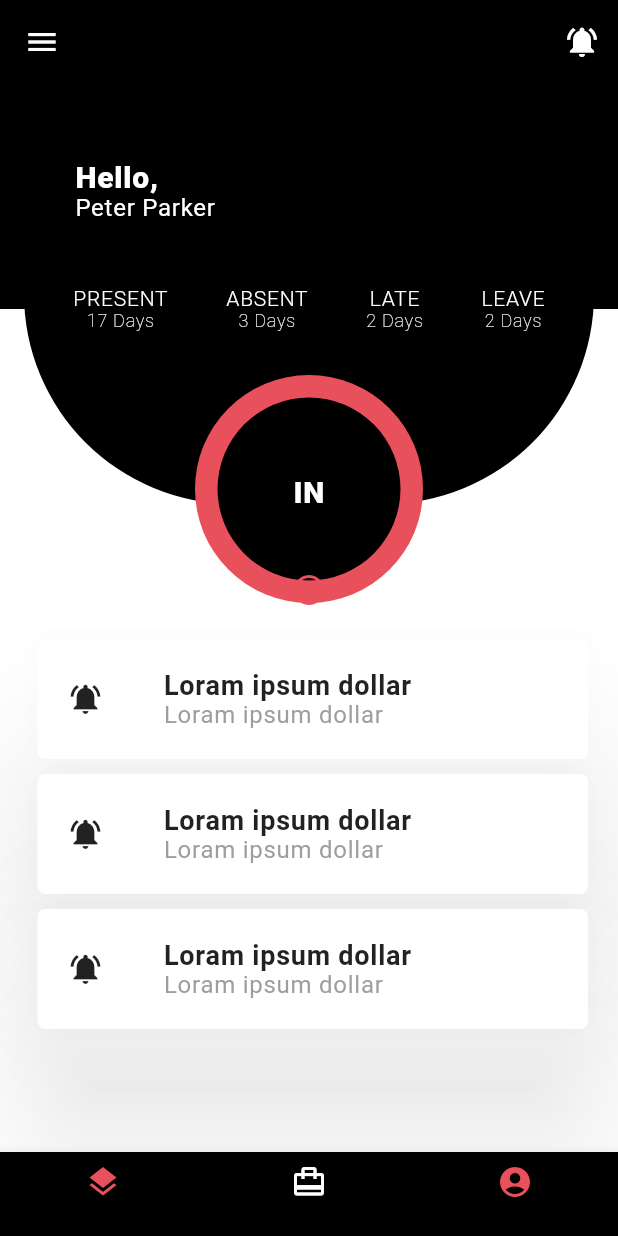
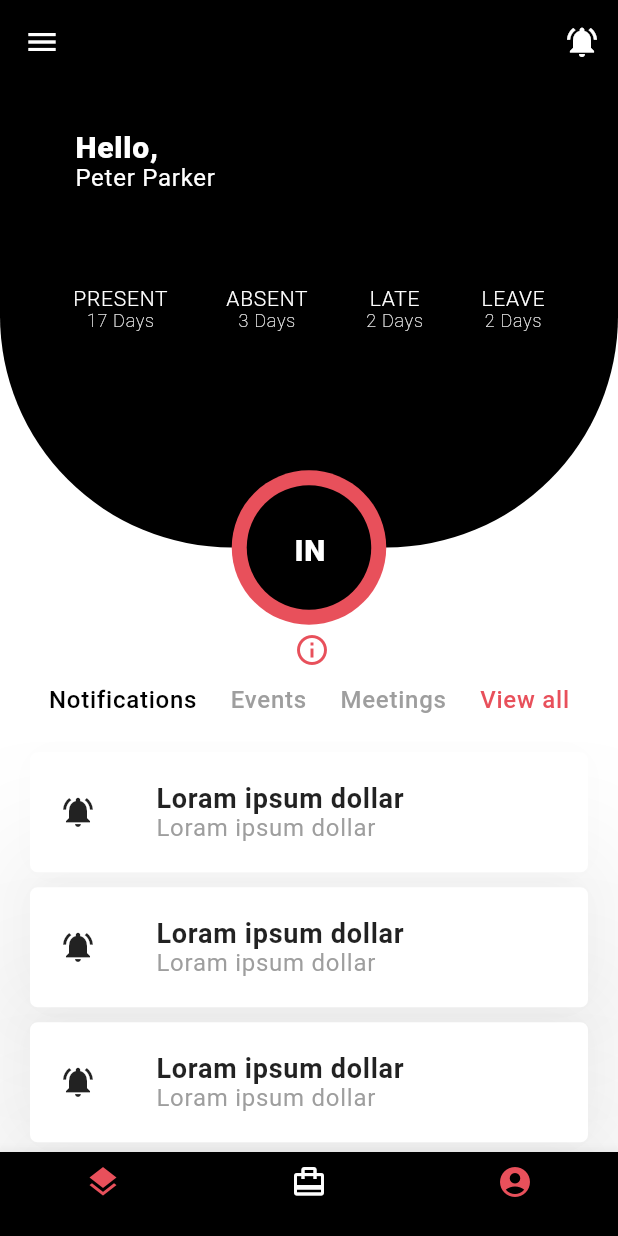
Before and after one commit to abir-cse/flutter-ui-stack, a Flutter app: the screen it shows after launch, on a phone screen of 412 x 824 dp. Run offline on Flutter 3.47's test engine with Material 2 defaults, Android fonts, the phone set to English and light mode, and no system bars.

Commit message:
responsive-ui

```diff
--- a/lib/main.dart
+++ b/lib/main.dart
@@ -1,4 +1,5 @@
 import 'package:flutter/material.dart';
+import 'package:flutter/services.dart';
 
 void main() {
   runApp(MaterialApp(
@@ -8,8 +9,25 @@ void main() {
 class MyApp extends StatelessWidget {
   @override
   Widget build(BuildContext context) {
+
+    SystemChrome.setPreferredOrientations([
+      DeviceOrientation.portraitUp,
+    ]);
+
     final screenHeight = MediaQuery.of(context).size.height;
     final screenWidth = MediaQuery.of(context).size.width;
+    final c3_marginTop = (3*screenWidth/4)-(screenWidth/8);
+    final c3_marginLeft = (screenWidth/2)-(screenWidth/8);
+    final c4_marginTop = (3*screenWidth/4)-(screenWidth/8)+10;
+    final c4_marginLeft = (screenWidth/2)-(screenWidth/8)+10;
+    final inText_Top = c3_marginTop+(screenWidth/8)-10;
+    final inText_Left = c3_marginLeft+(screenWidth/8)-10;
+    final info_MarginTop = c3_marginTop+(screenWidth/4)+5;
+    final info_marginLeft = (screenWidth/2)-10;
+    final scrollMarginTop = info_MarginTop+30;
+    print(screenHeight);
+    print(screenWidth);
+    print(screenWidth-100);
     return Scaffold(
       drawer: Drawer(),
       appBar: AppBar(
@@ -38,58 +56,69 @@ class MyApp extends StatelessWidget {
           BottomNavigationBarItem (icon: Icon(Icons.account_circle), title: Text('')),
         ],
       ),
-      body: Container(
+      body: SingleChildScrollView(
+        child: Container(
           color: Colors.white,
           width: screenWidth,
-        //height: screenWidth,
+          height: screenHeight,
           child: Stack(
             overflow: Overflow.visible,
-          alignment: Alignment.topCenter,
+            //alignment: Alignment.,
             children: <Widget>[
+              // rectangle
               Container (
                 width: screenWidth,
-              height: 150,
+                height: (screenWidth-100)/2,
                 decoration: BoxDecoration(
                     color: Colors.black,
                     shape: BoxShape.rectangle
                 ),
               ),
+              // circle
+
               Container (
-              height: 280,
-              margin: EdgeInsets.only(right: 100),
+                width: screenWidth-(screenWidth/4),
+                height: screenWidth-(screenWidth/4),
+                alignment: Alignment.topRight,
                 decoration: BoxDecoration(
                     color: Colors.black,
-                  shape: BoxShape.circle
+                    shape: BoxShape.circle,
                 ),
               ),
               Container (
-              height: 280,
-              margin: EdgeInsets.only(left: 100),
+                margin: EdgeInsets.only(left: screenWidth/4),
+                alignment: Alignment.topRight,
+                width: screenWidth-(screenWidth/4),
+                height: screenWidth-(screenWidth/4),
                 decoration: BoxDecoration(
                   color: Colors.black,
-                  shape: BoxShape.circle
+                  shape: BoxShape.circle,
                 ),
               ),
+
               Container (
-              height: 540,
-              margin: EdgeInsets.only(left: 130, right: 130),
+                height: (screenWidth/4),
+                width: (screenWidth/4),
+
+                margin: EdgeInsets.only(top: c3_marginTop, left: c3_marginLeft),
                 decoration: BoxDecoration(
                     color: Color.fromRGBO(232, 80, 91, 1.0),
                     shape: BoxShape.circle
                 ),
               ),
               Container (
-              height: 540,
-              margin: EdgeInsets.only(left: 145, right: 145),
+                height: (screenWidth/4)-20,
+                width: (screenWidth/4)-20,
+
+                margin: EdgeInsets.only(top: c4_marginTop, left: c4_marginLeft,),
                 decoration: BoxDecoration(
                     color: Colors.black,
                     shape: BoxShape.circle
                 ),
               ),
               Container(
-              //height: 800,
-              margin: EdgeInsets.only(top: 260),
-              child:                     Text(
+                margin: EdgeInsets.only(top: inText_Top, left: inText_Left),
+                child: Text(
                   'IN',
                   style: TextStyle(
                     color: Colors.white,
@@ -101,17 +130,19 @@ class MyApp extends StatelessWidget {
                 ),
 
               ),
+
               Container(
-              //height: 800,
-              margin: EdgeInsets.only(top: 325),
+                margin: EdgeInsets.only(top: info_MarginTop, left: info_marginLeft),
                 child: Icon (
                   Icons.info_outline,
                   color: Color.fromRGBO(232, 80, 91, 1.0),
                 ),
               ),
+
+
               Container(
                 height: 150,
-              padding: EdgeInsets.only(top: 50, left: 50.0, right: 20.0),
+                padding: EdgeInsets.only(top: 30, left: 50.0, right: 20.0),
                 alignment: Alignment.topLeft,
                 child: Column (
                     children: [
@@ -261,37 +292,74 @@ class MyApp extends StatelessWidget {
                 ),
               ),
 
+              Container(
+                margin: EdgeInsets.only(left: 10, right: 10, top: scrollMarginTop),
+                height: 30.0,
+                child: Row (
+                    mainAxisAlignment: MainAxisAlignment.spaceEvenly,
+                    crossAxisAlignment: CrossAxisAlignment.center,
+                    children: [
+                      Text(
+                        'Notifications',
+                        style: TextStyle(
+                          color: Colors.black,
+                          fontWeight: FontWeight.w500,
+                          fontFamily: 'Roboto',
+                          letterSpacing: 0.5,
+                          fontSize: 16,
+                        ),
+                      ),
+                      Text(
+                        'Events',
+                        style: TextStyle(
+                          color: Colors.grey,
+                          fontWeight: FontWeight.w500,
+                          fontFamily: 'Roboto',
+                          letterSpacing: 0.5,
+                          fontSize: 16,
+                        ),
+                      ),
+                      Text(
+                        'Meetings',
+                        style: TextStyle(
+                          color: Colors.grey,
+                          fontWeight: FontWeight.w500,
+                          fontFamily: 'Roboto',
+                          letterSpacing: 0.5,
+                          fontSize: 16,
+                        ),
+                      ),
+                      Text(
+                        'View all',
+                        style: TextStyle(
+                          color: Color.fromRGBO(232, 80, 91, 100),
+                          fontWeight: FontWeight.w500,
+                          fontFamily: 'Roboto',
+                          letterSpacing: 0.5,
+                          fontSize: 16,
+                        ),
+                      ),
+                    ]
+                ),
+              ),
 
-            Padding (
-                padding: EdgeInsets.only(top: 350),
-                child: Container(
-                  height: MediaQuery.of(context).size.height - 185.0,
+              Container(margin: EdgeInsets.only(top: scrollMarginTop+40,),
                 decoration: BoxDecoration(
                   color: Colors.white,
-                    //borderRadius: BorderRadius.only(topLeft: Radius.circular(75.0)),
                 ),
+                child: Container(
                     child: ListView(
-                    primary: false,
-                    padding: EdgeInsets.only(left: 5.0, right: 0.0),
-                    children: <Widget>[
-                      Padding(
-                          padding: EdgeInsets.only(top: 10.0),
-                          child: Container(
-                              height: MediaQuery.of(context).size.height - 300.0,
-                              child: ListView(children: [
+                        scrollDirection: Axis.vertical,
+                        children: [
                       _buildCardItem('Loram ipsum dollar', 'Loram ipsum dollar'),
                       _buildCardItem( 'Loram ipsum dollar', 'Loram ipsum dollar'),
                       _buildCardItem('Loram ipsum dollar', 'Loram ipsum dollar'),
-                              ]))),
-                    ],
-                  ),
+                    ])),
               )
-            )
-
             ],
           ),
         ),
-
+      ),
     );
   }
   // card
```
Lines whose indentation alone changed are shown as unchanged.
